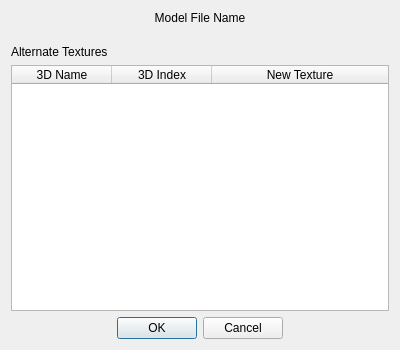
Before: the Qt Designer form native/src/DovahKit/widgets/widget-dialogs/DKFormNIFPickerDialog.ui in DavidJCobb/DovahKit, drawn with Qt 5.
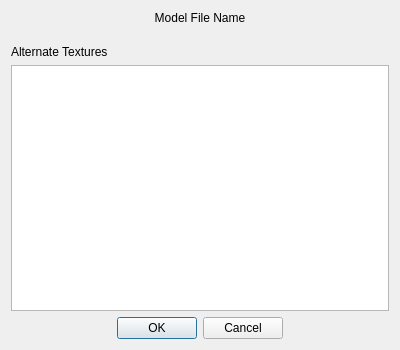
After: the same form once the commit is applied. Custom widgets are drawn as their Qt base class.

Patch:
```diff
--- a/native/src/DovahKit/widgets/widget-dialogs/DKFormNIFPickerDialog.ui
+++ b/native/src/DovahKit/widgets/widget-dialogs/DKFormNIFPickerDialog.ui
@@ -59,7 +59,7 @@
       </widget>
      </item>
      <item>
-      <widget class="QTableWidget" name="textureSwaps">
+      <widget class="QTableView" name="textureSwaps">
        <property name="selectionMode">
         <enum>QAbstractItemView::SingleSelection</enum>
        </property>
@@ -75,27 +75,9 @@
        <property name="cornerButtonEnabled">
         <bool>false</bool>
        </property>
-       <attribute name="horizontalHeaderStretchLastSection">
-        <bool>true</bool>
-       </attribute>
        <attribute name="verticalHeaderVisible">
         <bool>false</bool>
        </attribute>
-       <column>
-        <property name="text">
-         <string>3D Name</string>
-        </property>
-       </column>
-       <column>
-        <property name="text">
-         <string>3D Index</string>
-        </property>
-       </column>
-       <column>
-        <property name="text">
-         <string>New Texture</string>
-        </property>
-       </column>
       </widget>
      </item>
     </layout>
```
